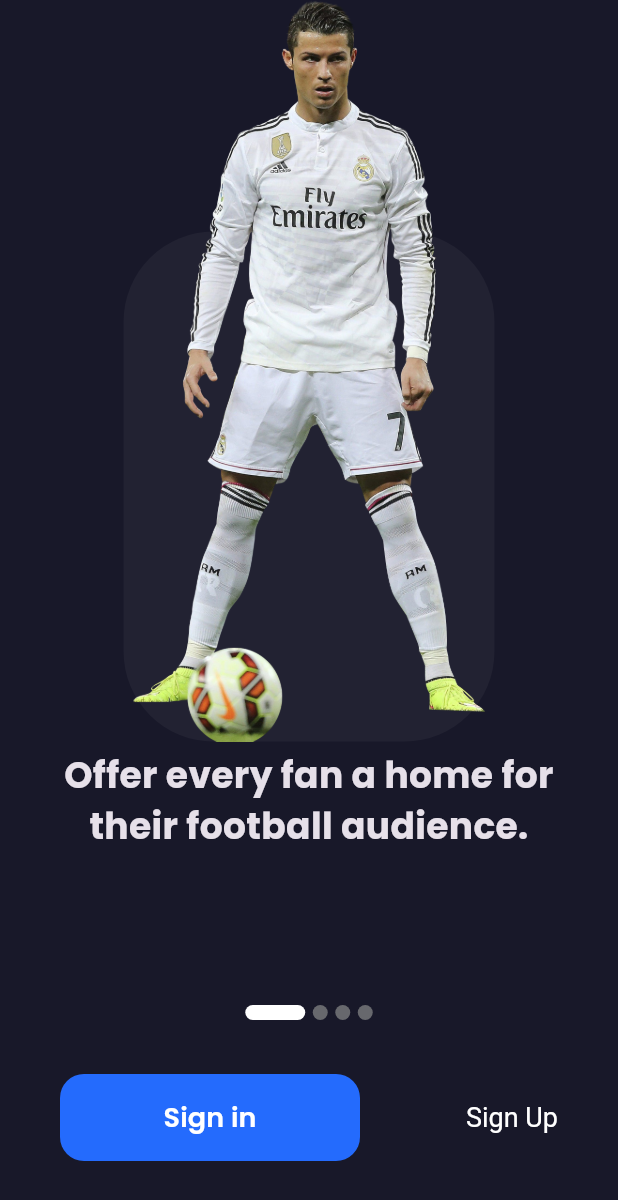
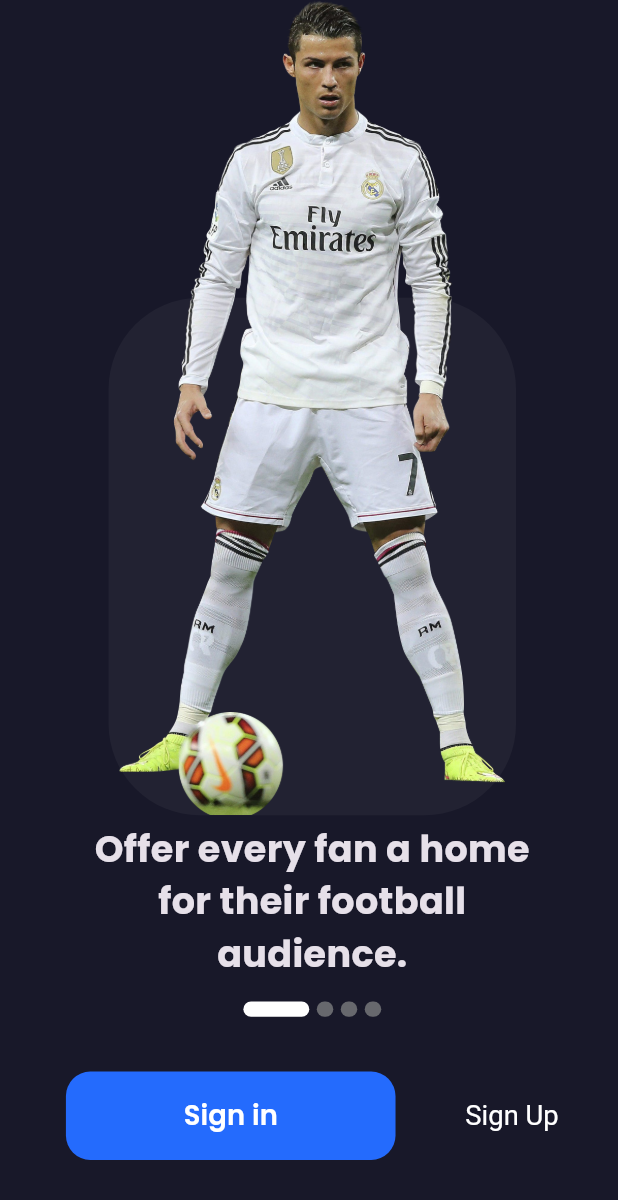
Before and after one commit to Taamerr/GameGlimpse-My-Graduation-Project-, a Flutter app: the screen it shows after launch, on a phone screen of 412 x 824 dp. Shown: the top 1200 px of the screen. Run offline on Flutter 3.47's test engine with Material 3 defaults, Android fonts, the phone set to English and light mode, and no system bars; drawn by our look-alikes of smooth_page_indicator; our stand-ins replace bloc, cached_network_image, cloud_firestore, dartz, dio, firebase_auth and 14 more; accounts and stored records are empty.

Commit message:
refactor on boarding and auth screens

```diff
--- a/lib/core/themes/dark_theme.dart
+++ b/lib/core/themes/dark_theme.dart
@@ -1,5 +1,6 @@
 import 'package:flutter/material.dart';
 import 'package:flutter/services.dart';
+import 'package:flutter_screenutil/flutter_screenutil.dart';
 import 'package:google_fonts/google_fonts.dart';
 
 import '../constants/colors.dart';
@@ -18,12 +19,12 @@ abstract class TDarkTheme {
     inputDecorationTheme: InputDecorationTheme(
       focusedBorder: OutlineInputBorder(
         borderRadius: BorderRadius.circular(
-          16.0,
+          16.0.r,
         ),
       ),
       enabledBorder: OutlineInputBorder(
         borderRadius: BorderRadius.circular(
-          16.0,
+          16.0.r,
         ),
       ),
       errorBorder: OutlineInputBorder(
@@ -31,7 +32,7 @@ abstract class TDarkTheme {
           color: Colors.red,
         ),
         borderRadius: BorderRadius.circular(
-          16.0,
+          16.0.r,
         ),
       ),
     ),
--- a/lib/core/widgets/custom_button.dart
+++ b/lib/core/widgets/custom_button.dart
@@ -1,4 +1,5 @@
 import 'package:flutter/material.dart';
+import 'package:flutter_screenutil/flutter_screenutil.dart';
 
 class CustomButton extends StatelessWidget {
   const CustomButton({
@@ -30,7 +31,7 @@ class CustomButton extends StatelessWidget {
         style: TextButton.styleFrom(
           backgroundColor: backgroundColor,
           shape: RoundedRectangleBorder(
-            borderRadius: BorderRadius.circular(16),
+            borderRadius: BorderRadius.circular(16.r),
           ),
         ),
         onPressed: onPressed,
--- a/lib/features/auth/presentation/view_model/auth_cubit/auth_cubit.dart
+++ b/lib/features/auth/presentation/view_model/auth_cubit/auth_cubit.dart
@@ -15,9 +15,9 @@ class AuthCubit extends Cubit<AuthState> {
   IconData passwordIcon = Icons.visibility_off;
 
   bool isHide = true;
-  void changePasswordIcon(bool hide) {
+  void changePasswordIcon() {
     isHide = !isHide;
-    if (hide == true) {
+    if (isHide == true) {
       passwordIcon = Icons.visibility_off;
     } else {
       passwordIcon = Icons.visibility;
--- a/lib/features/on_boarding/presentation/views/on_boarding_view.dart
+++ b/lib/features/on_boarding/presentation/views/on_boarding_view.dart
@@ -7,9 +7,9 @@ class OnBoardingView extends StatelessWidget {
 
   @override
   Widget build(BuildContext context) {
-    return const SafeArea(
-      child: Scaffold(
-        body: OnBoardingViewBody(),
+    return const Scaffold(
+      body: SafeArea(
+        child: OnBoardingViewBody(),
       ),
     );
   }
--- a/lib/features/on_boarding/presentation/views/widgets/custom_page_view.dart
+++ b/lib/features/on_boarding/presentation/views/widgets/custom_page_view.dart
@@ -1,5 +1,6 @@
 import 'package:flutter/material.dart';
 import 'package:flutter/widgets.dart';
+import 'package:flutter_screenutil/flutter_screenutil.dart';
 import 'package:smooth_page_indicator/smooth_page_indicator.dart';
 
 import '../../../../../core/constants/assets.dart';
@@ -27,7 +28,7 @@ class CustomPageView extends StatelessWidget {
       title: 'Follow every moment of the sport',
     ),
   ];
-  static var boardingController = PageController();
+  static PageController boardingController = PageController();
   @override
   Widget build(BuildContext context) {
     return Column(
@@ -48,11 +49,11 @@ class CustomPageView extends StatelessWidget {
             SmoothPageIndicator(
               controller: boardingController,
               count: onBoardingItems.length,
-              effect: const ExpandingDotsEffect(
-                dotColor: Color(0xff67686D),
+              effect: ExpandingDotsEffect(
+                dotColor: const Color(0xff67686D),
                 activeDotColor: TAppColors.kWhite,
-                dotHeight: 10,
-                dotWidth: 10,
+                dotHeight: 10.h,
+                dotWidth: 10.w,
                 expansionFactor: 4,
                 spacing: 5.0,
               ),
--- a/lib/features/on_boarding/presentation/views/widgets/on_boarding_item.dart
+++ b/lib/features/on_boarding/presentation/views/widgets/on_boarding_item.dart
@@ -1,4 +1,5 @@
 import 'package:flutter/material.dart';
+import 'package:flutter_screenutil/flutter_screenutil.dart';
 
 import '../../../../../core/constants/colors.dart';
 import '../../../data/models/on_boarding_model.dart';
@@ -17,18 +18,18 @@ class OnBoardingItem extends StatelessWidget {
       shrinkWrap: true,
       children: [
         SizedBox(
-          width: MediaQuery.of(context).size.width * 0.6,
-          height: MediaQuery.of(context).size.height * 0.6,
+          width: (MediaQuery.of(context).size.width * 0.6).w,
+          height: (MediaQuery.of(context).size.height * 0.65).h,
           child: Stack(
             children: [
               Align(
                 alignment: Alignment.bottomCenter,
                 child: Container(
-                  width: MediaQuery.of(context).size.width * 0.6,
-                  height: 340,
+                  width: (MediaQuery.of(context).size.width * 0.6).w,
+                  height: 340.h,
                   decoration: BoxDecoration(
                     color: TAppColors.kBlack3,
-                    borderRadius: BorderRadius.circular(60),
+                    borderRadius: BorderRadius.circular(60.r),
                   ),
                 ),
               ),
@@ -44,13 +45,13 @@ class OnBoardingItem extends StatelessWidget {
             ],
           ),
         ),
-        const SizedBox(
-          height: 5.0,
+        SizedBox(
+          height: 5.0.h,
         ),
         Text(
           onBoardingModel.title,
-          style: const TextStyle(
-            fontSize: 24.0,
+          style: TextStyle(
+            fontSize: 24.0.sp,
             fontWeight: FontWeight.bold,
           ),
           textAlign: TextAlign.center,
--- a/lib/features/on_boarding/presentation/views/widgets/on_boarding_view_body.dart
+++ b/lib/features/on_boarding/presentation/views/widgets/on_boarding_view_body.dart
@@ -2,49 +2,33 @@ import 'package:flutter/cupertino.dart';
 import 'package:flutter/gestures.dart';
 import 'package:flutter/material.dart';
 import 'package:flutter/widgets.dart';
+import 'package:flutter_screenutil/flutter_screenutil.dart';
 
-import '../../../../../core/constants/assets.dart';
 import '../../../../../core/constants/colors.dart';
 import '../../../../../core/widgets/custom_button.dart';
 import '../../../../auth/presentation/views/functions/custom_login_bottom_sheet.dart';
 import '../../../../auth/presentation/views/functions/custom_register_bottom_sheet.dart';
-import '../../../data/models/on_boarding_model.dart';
 import 'custom_page_view.dart';
 
 class OnBoardingViewBody extends StatelessWidget {
   const OnBoardingViewBody({super.key});
-  static final List<OnBoardingModel> onBoardingItems = [
-    OnBoardingModel(
-      image: TAppAssets.onBoarding1,
-      title: 'Offer every fan a home for their football audience.',
-    ),
-    OnBoardingModel(
-      image: TAppAssets.onBoarding2,
-      title: 'Check the latest score',
-    ),
-    OnBoardingModel(
-      image: TAppAssets.onBoarding3,
-      title: 'Keep up with your favorite teams and players',
-    ),
-    OnBoardingModel(
-      image: TAppAssets.onBoarding4,
-      title: 'Follow every moment of the sport',
-    ),
-  ];
   static var boardingController = PageController();
   static final GlobalKey<FormState> loginFormKey = GlobalKey();
   static final GlobalKey<FormState> registerFormKey = GlobalKey();
   @override
   Widget build(BuildContext context) {
     return Padding(
-      padding: const EdgeInsets.symmetric(horizontal: 40.0),
+      padding: EdgeInsets.only(
+        left: 40.0.w,
+        right: 36.0.w,
+      ),
       child: Column(
         children: [
           const Expanded(
             child: CustomPageView(),
           ),
-          const SizedBox(
-            height: 36,
+          SizedBox(
+            height: 36.h,
           ),
           Row(
             mainAxisAlignment: MainAxisAlignment.spaceBetween,
@@ -53,10 +37,10 @@ class OnBoardingViewBody extends StatelessWidget {
                 backgroundColor: TAppColors.kBlue,
                 textColor: TAppColors.kWhite,
                 text: 'Sign in',
-                fontSize: 18,
+                fontSize: 18.sp,
                 fontWeight: FontWeight.w600,
-                width: 200,
-                height: 58,
+                width: 200.w,
+                height: 58.h,
                 onPressed: () {
                   customLoginShowBottomSheet(
                     context: context,
@@ -68,10 +52,10 @@ class OnBoardingViewBody extends StatelessWidget {
               RichText(
                 text: TextSpan(
                   text: 'Sign Up',
-                  style: const TextStyle(
+                  style: TextStyle(
                     color: TAppColors.kWhite,
                     fontWeight: FontWeight.w400,
-                    fontSize: 18,
+                    fontSize: 18.sp,
                   ),
                   recognizer: TapGestureRecognizer()
                     ..onTap = () {
@@ -85,8 +69,8 @@ class OnBoardingViewBody extends StatelessWidget {
               ),
             ],
           ),
-          const SizedBox(
-            height: 50.0,
+          SizedBox(
+            height: 50.0.h,
           ),
         ],
       ),
--- a/pubspec.yaml
+++ b/pubspec.yaml
@@ -42,6 +42,7 @@ dependencies:
     sdk: flutter
   flutter_animate: ^4.5.0
   flutter_bloc: ^8.1.4
+  flutter_facebook_auth: ^7.0.0
   flutter_screenutil: ^5.9.3
   font_awesome_flutter: ^10.7.0
   get_it: ^7.6.7
```
Also changed, not shown: lib/core/widgets/custom_text_form_field.dart (+4 -3 lines), lib/features/auth/data/repos/auth_repo_impl.dart (+4 -3 lines), lib/features/auth/presentation/views/functions/custom_login_bottom_sheet.dart (+46 -47 lines), lib/features/auth/presentation/views/functions/custom_register_bottom_sheet.dart (+43 -40 lines), pubspec.lock.
